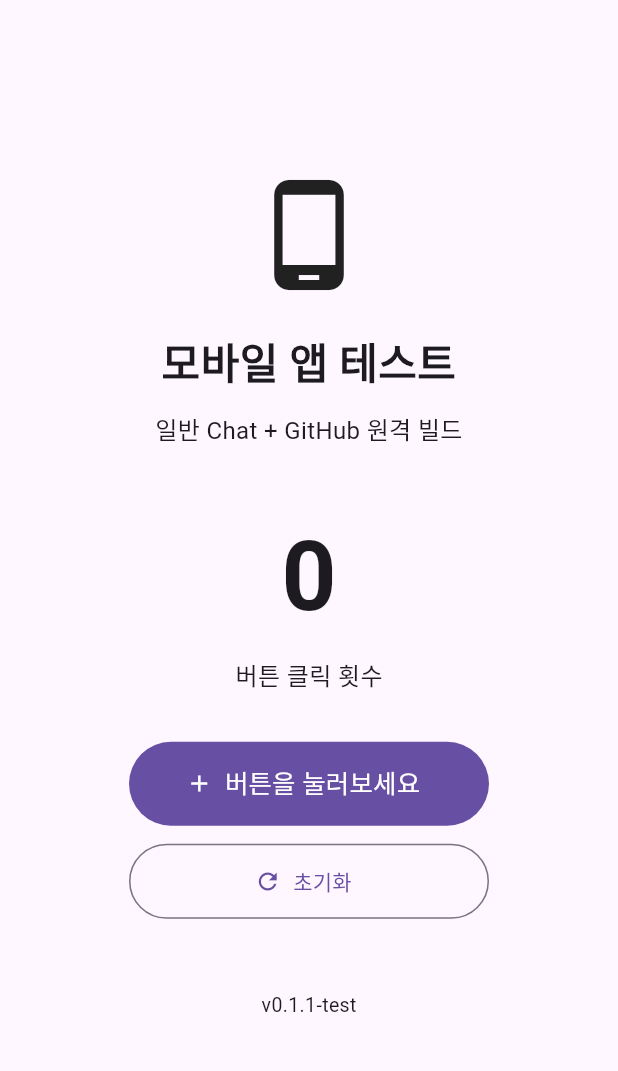
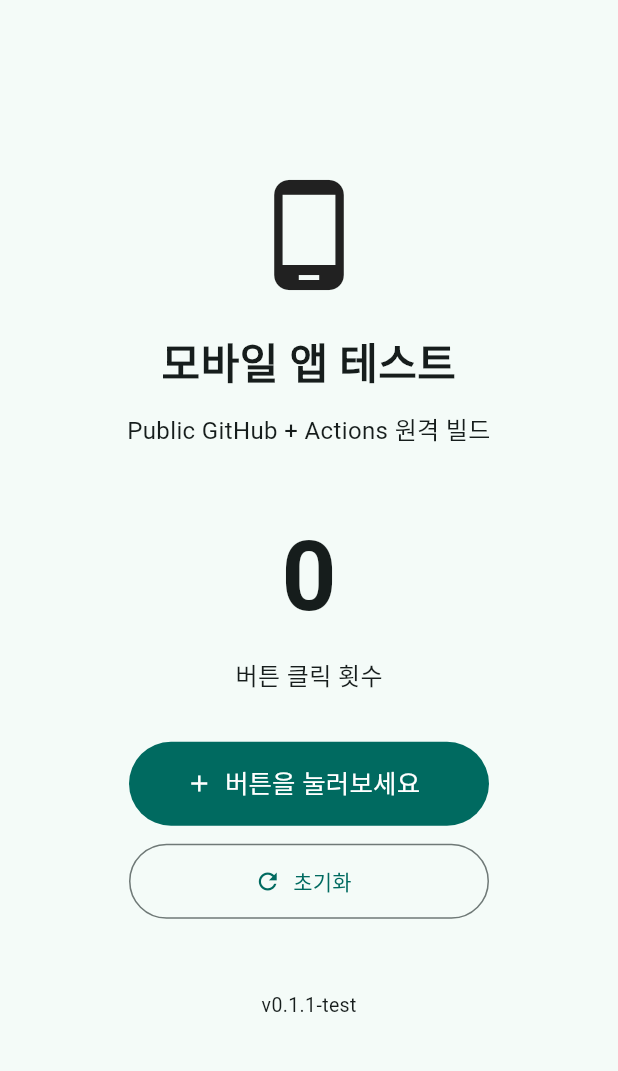
Before and after one commit to shiny5531-del/shiny-mobile-test, a Flutter app: the screen it shows after launch, on a phone screen of 412 x 824 dp, the part 63-1134 px from its top. Run offline on Flutter 3.47's test engine with Material 3 defaults, Android fonts, the phone set to English and light mode, and no system bars.

```diff
--- a/lib/main.dart
+++ b/lib/main.dart
@@ -13,6 +13,7 @@ class ShinyMobileTestApp extends StatelessWidget {
       debugShowCheckedModeBanner: false,
       title: 'Shiny Mobile Test',
       theme: ThemeData(
+        colorScheme: ColorScheme.fromSeed(seedColor: Colors.teal),
         useMaterial3: true,
       ),
       home: const HomePage(),
@@ -61,7 +62,6 @@ class _HomePageState extends State<HomePage> {
                   size: 80,
                 ),
                 const SizedBox(height: 24),
-
                 const Text(
                   '모바일 앱 테스트',
                   style: TextStyle(
@@ -70,17 +70,13 @@ class _HomePageState extends State<HomePage> {
                   ),
                   textAlign: TextAlign.center,
                 ),
-
                 const SizedBox(height: 12),
-
                 const Text(
-                  '일반 Chat + GitHub 원격 빌드',
+                  'Public GitHub + Actions 원격 빌드',
                   style: TextStyle(fontSize: 16),
                   textAlign: TextAlign.center,
                 ),
-
                 const SizedBox(height: 40),
-
                 Text(
                   '$_count',
                   style: const TextStyle(
@@ -88,16 +84,12 @@ class _HomePageState extends State<HomePage> {
                     fontWeight: FontWeight.bold,
                   ),
                 ),
-
                 const SizedBox(height: 8),
-
                 const Text(
                   '버튼 클릭 횟수',
                   style: TextStyle(fontSize: 16),
                 ),
-
                 const SizedBox(height: 32),
-
                 SizedBox(
                   width: 240,
                   height: 56,
@@ -110,9 +102,7 @@ class _HomePageState extends State<HomePage> {
                     ),
                   ),
                 ),
-
                 const SizedBox(height: 12),
-
                 SizedBox(
                   width: 240,
                   height: 50,
@@ -122,14 +112,10 @@ class _HomePageState extends State<HomePage> {
                     label: const Text('초기화'),
                   ),
                 ),
-
                 const SizedBox(height: 48),
-
                 const Text(
                   'v0.1.1-test',
-                  style: TextStyle(
-                    fontSize: 13,
-                  ),
+                  style: TextStyle(fontSize: 13),
                 ),
               ],
             ),
```
Also changed, not shown: 4 other files.
